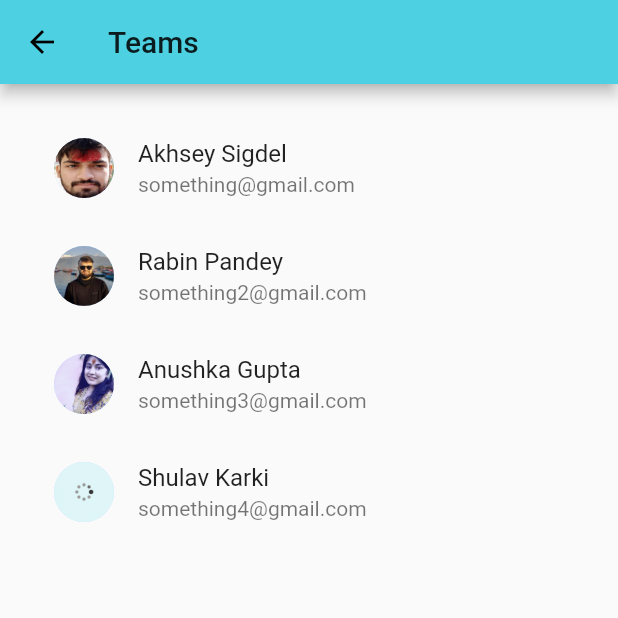
After one commit to shulavkarki/Room_Finder, a Flutter app: the Other screen opened directly, after a tap on "Teams", on a phone screen of 412 x 824 dp, the top half of it. The commit adds this screen. Run offline on Flutter 3.47's test engine with Material 2 defaults, Android fonts, the phone set to English and light mode, and no system bars; our stand-ins replace carousel_slider, cloud_firestore, connectivity, expandable, firebase_auth, firebase_core and 10 more; missing offline and left inert: blinking_text, bottom_sheet, email_launcher, ff_navigation_bar, flutter_polyline_points, form_builder_image_picker; accounts and stored records are empty.

Commit message:
update ui's

```diff
--- a/app/lib/pages/owner/other.dart
+++ b/app/lib/pages/owner/other.dart
@@ -1,11 +1,22 @@
 // import 'package:flushbar/flushbar.dart';
 // import 'package:app/pages/auth/chooseform.dart';
 import 'package:app/pages/auth/service/auth_service.dart';
+import 'package:app/pages/owner/teams.dart';
 import 'package:flutter/material.dart';
 import 'package:provider/provider.dart';
 import 'package:share/share.dart';
+import 'package:email_launcher/email_launcher.dart';
 
 class Other extends StatelessWidget {
+  final Email email = Email(
+    body: 'Email body',
+    subject: 'Email subject',
+    to: ['shulavkarki888@gmail.com'],
+    cc: ['cc@example.com'],
+    bcc: ['bcc@example.com'],
+    // attachmentPaths: ['/path/to/attachment.zip'],
+    // isHTML: false,
+  );
   @override
   Widget build(BuildContext context) {
     // double width = MediaQuery.of(context).size.width;
@@ -14,12 +25,17 @@ class Other extends StatelessWidget {
           backgroundColor: Colors.cyan[300],
         ),
         body: Padding(
-          padding: const EdgeInsets.all(8.0),
+          padding: const EdgeInsets.all(25.0),
           child: Column(
             crossAxisAlignment: CrossAxisAlignment.start,
             children: [
               ListTile(
-                leading: const Icon(Icons.info),
+                leading:
+                    // CircleAvatar(
+                    //   backgroundImage: NetworkImage(
+                    //       'https://www.woolha.com/media/2020/03/eevee.png'),
+                    // ),
+                    const Icon(Icons.info),
                 title: Text('About'),
                 // trailing: Icon(Icons.time_to_leave),
                 onTap: () {},
@@ -33,10 +49,14 @@ class Other extends StatelessWidget {
                 },
               ),
               ListTile(
-                leading: const Icon(Icons.contact_mail),
-                title: Text('Contact us'),
+                leading: const Icon(Icons.group),
+                title: Text('Teams'),
                 // trailing: Icon(Icons.time_to_leave),
-                onTap: () {},
+                onTap: () {
+                  // EmailLauncher.launch(email);
+                  Navigator.push(
+                      context, MaterialPageRoute(builder: (context) => Team()));
+                },
               ),
               ListTile(
                 leading: const Icon(Icons.policy),
--- /dev/null
+++ b/app/lib/pages/owner/teams.dart
@@ -0,0 +1,77 @@
+// import 'package:http/http.dart' as http;
+// import 'package:cloud_firestore/cloud_firestore.dart';
+import 'package:flutter/material.dart';
+
+// import 'package:dio/dio.dart';
+class Team extends StatefulWidget {
+  @override
+  _TeamState createState() => _TeamState();
+}
+
+class _TeamState extends State<Team> {
+  @override
+  void initState() {
+    // getDate();
+    super.initState();
+  }
+
+  // void getDate() {
+  //   Timestamp now = Timestamp.now();
+  //   DateTime dateNow = now.toDate();
+  //   print(dateNow);
+  // }
+  // void getLocationResults(String input) async {
+  //   String apiKey = 'AIzaSyCV87da7EMKy3Y3fUSyup4hMr4Pg9CNhAE';
+  //   String request =
+  //       'https://maps.googleapis.com/maps/api/place/autocomplete/json?input=$input&key=$apiKey';
+
+  //   Response response = await Dio().get(request);
+  //   // http.Response response = await http.get(Uri.parse(request));
+  //   if (response.statusCode == 200) {
+  //     print(response.data);
+  //   } else {
+  //     throw Exception("Response not requested.");
+  //   }
+  // }
+
+  @override
+  Widget build(BuildContext context) {
+    return Scaffold(
+      appBar: AppBar(
+        title: Text("Teams"),
+      ),
+      body: Padding(
+        padding: EdgeInsets.all(20),
+        child: Column(
+          crossAxisAlignment: CrossAxisAlignment.start,
+          children: [
+            ListTile(
+                leading: CircleAvatar(
+                  backgroundImage: AssetImage('assets/akhanda.png'),
+                ),
+                title: Text('Akhsey Sigdel'),
+                subtitle: Text('something@gmail.com')),
+            ListTile(
+                leading: CircleAvatar(
+                  backgroundImage: AssetImage('assets/rab.png'),
+                ),
+                title: Text('Rabin Pandey'),
+                subtitle: Text('something2@gmail.com')),
+            ListTile(
+                leading: CircleAvatar(
+                  backgroundImage: AssetImage('assets/anu.jpg'),
+                ),
+                title: Text('Anushka Gupta'),
+                subtitle: Text('something3@gmail.com')),
+            ListTile(
+                leading: CircleAvatar(
+                  backgroundImage: AssetImage('assets/loadingif.gif'),
+                ),
+                title: Text('Shulav Karki'),
+                subtitle: Text('something4@gmail.com')),
+          ],
+        ),
+      ),
+    );
+  }
+}
--- a/app/lib/pages/seeker/directions/route.dart
+++ b/app/lib/pages/seeker/directions/route.dart
@@ -182,7 +182,7 @@ class _RoutePageState extends State<RoutePage> {
           initialCameraPosition: CameraPosition(
               target: LatLng(26.797091768525963, 87.29033879308038),
               zoom: 16.0),
-          mapType: MapType.hybrid,
+          mapType: MapType.normal,
         ));
   }
 }
```
Also changed, not shown: app/lib/pages/owner/addroom.dart (+16 -15 lines), app/lib/pages/seeker/map.dart (+132 -22 lines), app/lib/pages/seeker/modalContent.dart (+16 -1 lines), app/lib/pages/seeker/placeApi.dart (added, +38 -0 lines), app/pubspec.yaml (+14 -4 lines), app/assets/akhanda.png (added), app/assets/anu.jpg (added), app/assets/rab.png (added), app/pubspec.lock, 1 other file.
